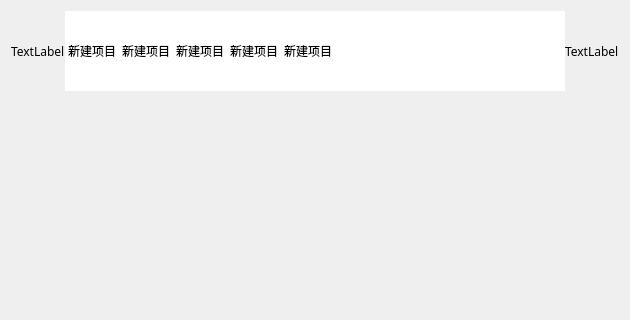
The window that app/ui_pc/tool/toolUI.ui (LC044/WeChatMsg) describes before a commit, drawn with Qt 5; both pictures show x 0 to 630 and y 0 to 320 of the 630 by 547 pixel window.
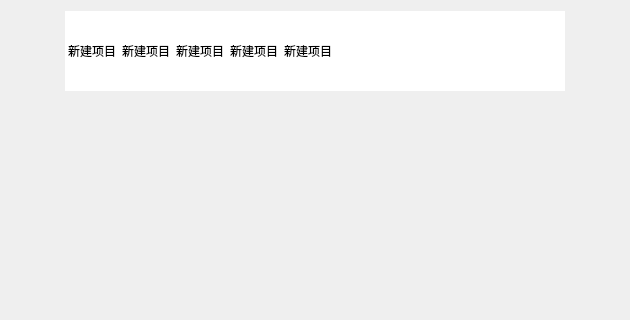
The same window after the commit.

The edit to the form file:
```diff
--- a/app/ui_pc/tool/toolUI.ui
+++ b/app/ui_pc/tool/toolUI.ui
@@ -36,7 +36,7 @@
                                 </size>
                             </property>
                             <property name="text">
-                                <string>TextLabel</string>
+                                <string/>
                             </property>
                         </widget>
                     </item>
@@ -108,7 +108,7 @@
                                 </size>
                             </property>
                             <property name="text">
-                                <string>TextLabel</string>
+                                <string/>
                             </property>
                         </widget>
                     </item>
```
